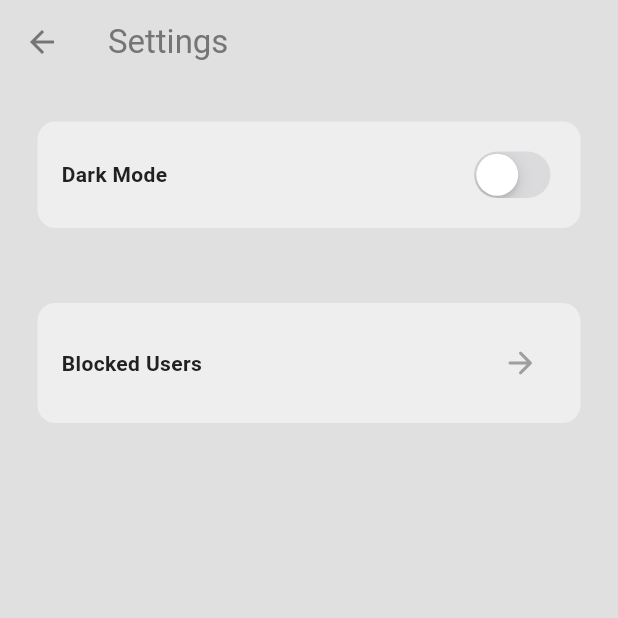
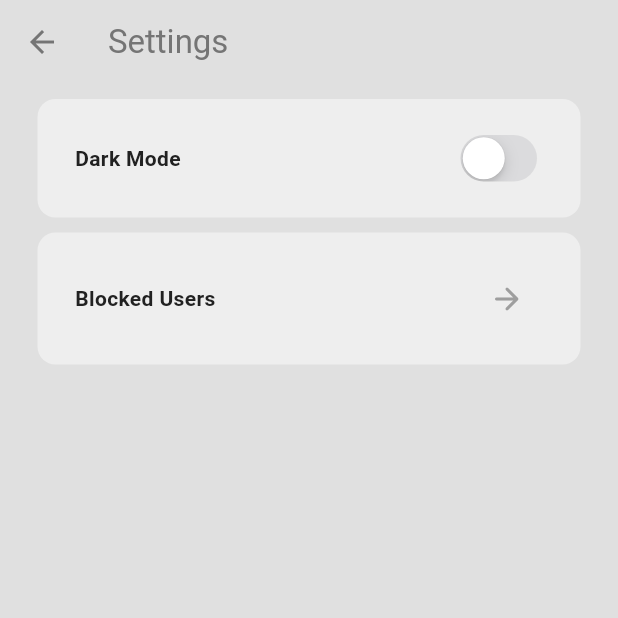
Before and after one commit to kenyaasw/typa_app, a Flutter app: the screen it shows once a user with an empty profile is signed in, in the side drawer, after a tap on "S E T T I N G S", on a phone screen of 412 x 824 dp, the top half of it. Run offline on Flutter 3.47's test engine with Material 3 defaults, Android fonts, the light colour scheme and no system bars; our stand-ins replace cloud_firestore, firebase_auth, firebase_core; accounts and stored records are empty.

Commit message:
update settings page UI
update settings page UI

```diff
--- a/lib/pages/settings_page.dart
+++ b/lib/pages/settings_page.dart
@@ -29,8 +29,13 @@ class SettingsPage extends StatelessWidget {
                   color: Theme.of(context).colorScheme.secondary,
                   borderRadius: BorderRadius.circular(12),
                 ),
-                margin: const EdgeInsets.all(25),
-                padding: const EdgeInsets.all(16),
+                margin: const EdgeInsets.only(left: 25, right: 25, top: 10),
+                padding: const EdgeInsets.only(
+                  left: 25,
+                  right: 25,
+                  top: 20,
+                  bottom: 20,
+                ),
                 child: Row(
                   mainAxisAlignment: MainAxisAlignment.spaceBetween,
                   children: [
@@ -64,8 +69,13 @@ class SettingsPage extends StatelessWidget {
                   color: Theme.of(context).colorScheme.secondary,
                   borderRadius: BorderRadius.circular(12),
                 ),
-                margin: const EdgeInsets.all(25),
-                padding: const EdgeInsets.all(16),
+                margin: const EdgeInsets.only(left: 25, right: 25, top: 10),
+                padding: const EdgeInsets.only(
+                  left: 25,
+                  right: 25,
+                  top: 20,
+                  bottom: 20,
+                ),
                 child: Row(
                   mainAxisAlignment: MainAxisAlignment.spaceBetween,
                   children: [
```
